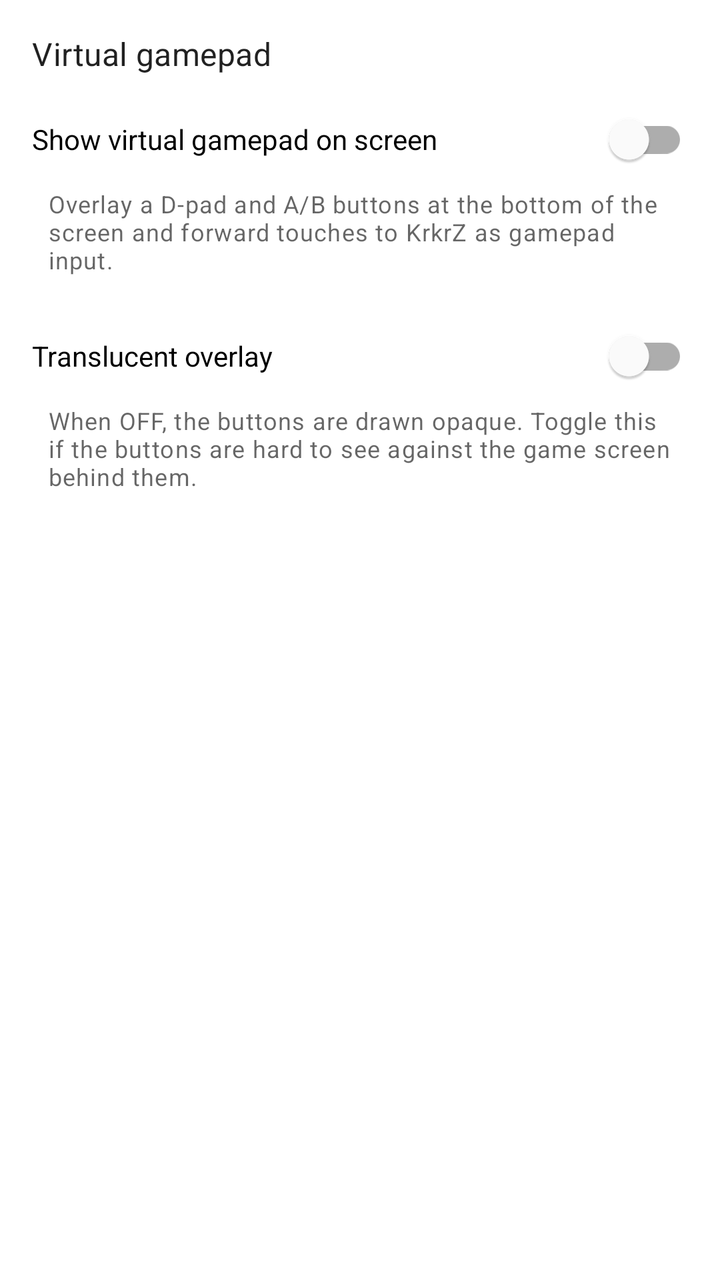
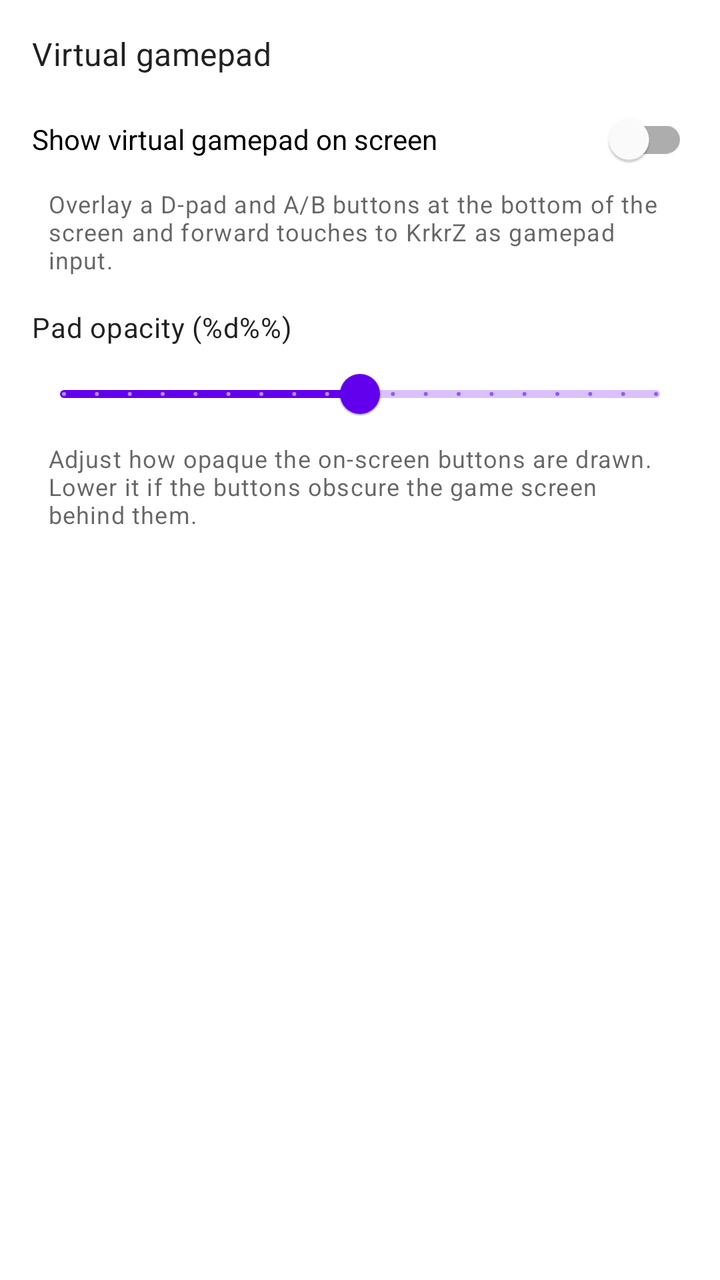

Screens rendered from an Android XML layout before and after an edit, with the pre-edit source and the edit as a unified diff.
<!-- AndroidManifest.xml: application theme Theme.Krkrz -->
<!-- res/layout/activity_settings.xml -->
<?xml version="1.0" encoding="utf-8"?>
<ScrollView xmlns:android="http://schemas.android.com/apk/res/android"
    android:id="@+id/settings_root"
    android:layout_width="match_parent"
    android:layout_height="match_parent"
    android:fillViewport="true">

    
    <LinearLayout
        android:id="@+id/settings_content"
        android:layout_width="match_parent"
        android:layout_height="wrap_content"
        android:layout_gravity="center_horizontal"
        android:orientation="vertical"
        android:padding="16dp">

        <TextView
            android:layout_width="match_parent"
            android:layout_height="wrap_content"
            android:text="@string/settings_section_virtualpad"
            android:textAppearance="?attr/textAppearanceSubtitle1"
            android:paddingBottom="8dp" />

        <com.google.android.material.switchmaterial.SwitchMaterial
            android:id="@+id/switch_vpad_enabled"
            android:layout_width="match_parent"
            android:layout_height="wrap_content"
            android:text="@string/settings_vpad_enabled" />

        <TextView
            android:layout_width="match_parent"
            android:layout_height="wrap_content"
            android:text="@string/settings_vpad_enabled_desc"
            android:textAppearance="?attr/textAppearanceCaption"
            android:paddingStart="8dp"
            android:paddingEnd="8dp"
            android:paddingBottom="16dp" />

        <com.google.android.material.switchmaterial.SwitchMaterial
            android:id="@+id/switch_vpad_translucent"
            android:layout_width="match_parent"
            android:layout_height="wrap_content"
            android:text="@string/settings_vpad_translucent" />

        <TextView
            android:layout_width="match_parent"
            android:layout_height="wrap_content"
            android:text="@string/settings_vpad_translucent_desc"
            android:textAppearance="?attr/textAppearanceCaption"
            android:paddingStart="8dp"
            android:paddingEnd="8dp" />

        
        <LinearLayout
            android:id="@+id/config_container"
            android:layout_width="match_parent"
            android:layout_height="wrap_content"
            android:orientation="vertical"
            android:paddingTop="16dp" />

    </LinearLayout>

</ScrollView>
<!-- resources referenced by this layout -->
<resources>
  <string name="settings_section_virtualpad">Virtual gamepad</string>
  <string name="settings_vpad_enabled">Show virtual gamepad on screen</string>
  <string name="settings_vpad_enabled_desc">Overlay a D-pad and A/B buttons at the bottom of the screen and forward touches to KrkrZ as gamepad input.</string>
  <string name="settings_vpad_translucent">Translucent overlay</string>
  <string name="settings_vpad_translucent_desc">When OFF, the buttons are drawn opaque. Toggle this if the buttons are hard to see against the game screen behind them.</string>
  <style name="Theme.Krkrz" parent="Theme.MaterialComponents.DayNight.DarkActionBar">
          
          <item name="colorPrimary">@color/purple_500</item>
          <item name="colorPrimaryVariant">@color/purple_700</item>
          <item name="colorOnPrimary">@color/white</item>
          
          <item name="colorSecondary">@color/teal_200</item>
          <item name="colorSecondaryVariant">@color/teal_700</item>
          <item name="colorOnSecondary">@color/black</item>
          
          <item name="android:statusBarColor">?attr/colorPrimaryVariant</item>
          
      </style>
  <color name="purple_500">#FF6200EE</color>
  <color name="purple_700">#FF3700B3</color>
  <color name="white">#FFFFFFFF</color>
  <color name="teal_200">#FF03DAC5</color>
  <color name="teal_700">#FF018786</color>
  <color name="black">#FF000000</color>
</resources>

<!-- the commit's change to res/layout/activity_settings.xml (unified diff, before → after) -->
@@ -36,16 +36,26 @@
             android:paddingEnd="8dp"
             android:paddingBottom="16dp" />
 
-        <com.google.android.material.switchmaterial.SwitchMaterial
-            android:id="@+id/switch_vpad_translucent"
+        <TextView
+            android:id="@+id/text_vpad_opacity_label"
             android:layout_width="match_parent"
             android:layout_height="wrap_content"
-            android:text="@string/settings_vpad_translucent" />
+            android:text="@string/settings_vpad_opacity"
+            android:textAppearance="?attr/textAppearanceBody2" />
+
+        <com.google.android.material.slider.Slider
+            android:id="@+id/slider_vpad_opacity"
+            android:layout_width="match_parent"
+            android:layout_height="wrap_content"
+            android:valueFrom="10"
+            android:valueTo="100"
+            android:stepSize="5"
+            android:value="55" />
 
         <TextView
             android:layout_width="match_parent"
             android:layout_height="wrap_content"
-            android:text="@string/settings_vpad_translucent_desc"
+            android:text="@string/settings_vpad_opacity_desc"
             android:textAppearance="?attr/textAppearanceCaption"
             android:paddingStart="8dp"
             android:paddingEnd="8dp" />
<!-- resource entries referenced after the edit -->
@@ -3,8 +3,8 @@
   <string name="settings_section_virtualpad">Virtual gamepad</string>
   <string name="settings_vpad_enabled">Show virtual gamepad on screen</string>
   <string name="settings_vpad_enabled_desc">Overlay a D-pad and A/B buttons at the bottom of the screen and forward touches to KrkrZ as gamepad input.</string>
-  <string name="settings_vpad_translucent">Translucent overlay</string>
-  <string name="settings_vpad_translucent_desc">When OFF, the buttons are drawn opaque. Toggle this if the buttons are hard to see against the game screen behind them.</string>
+  <string name="settings_vpad_opacity">Pad opacity (%d%%)</string>
+  <string name="settings_vpad_opacity_desc">Adjust how opaque the on-screen buttons are drawn. Lower it if the buttons obscure the game screen behind them.</string>
   <style name="Theme.Krkrz" parent="Theme.MaterialComponents.DayNight.DarkActionBar">
           
           <item name="colorPrimary">@color/purple_500</item>
